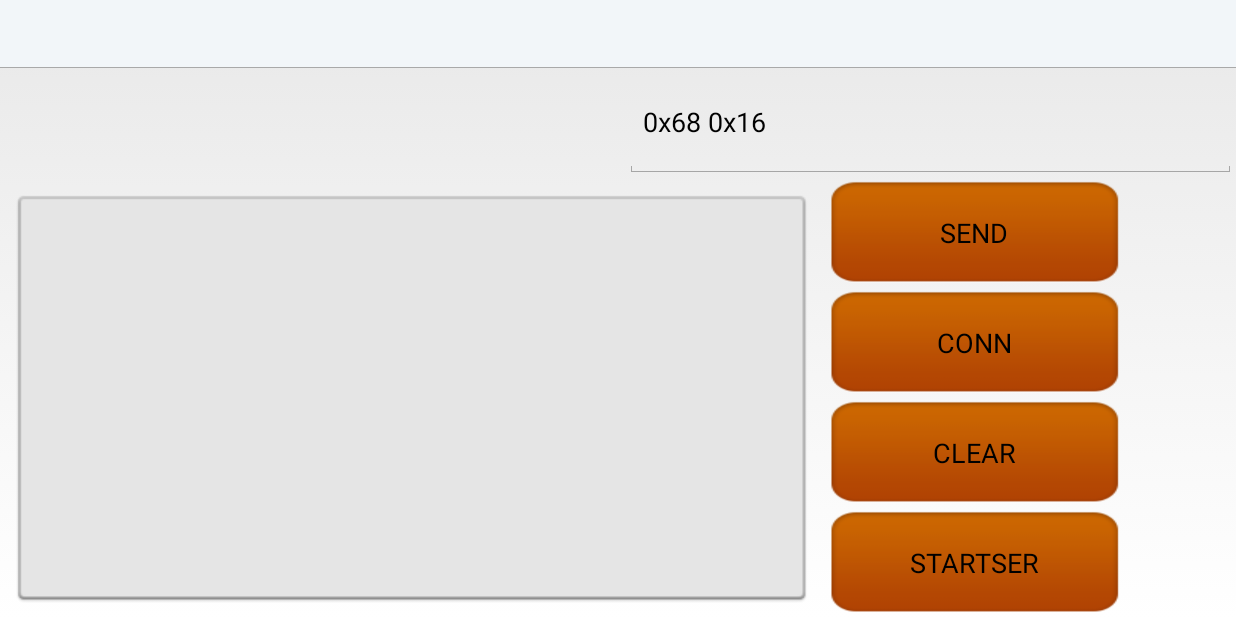
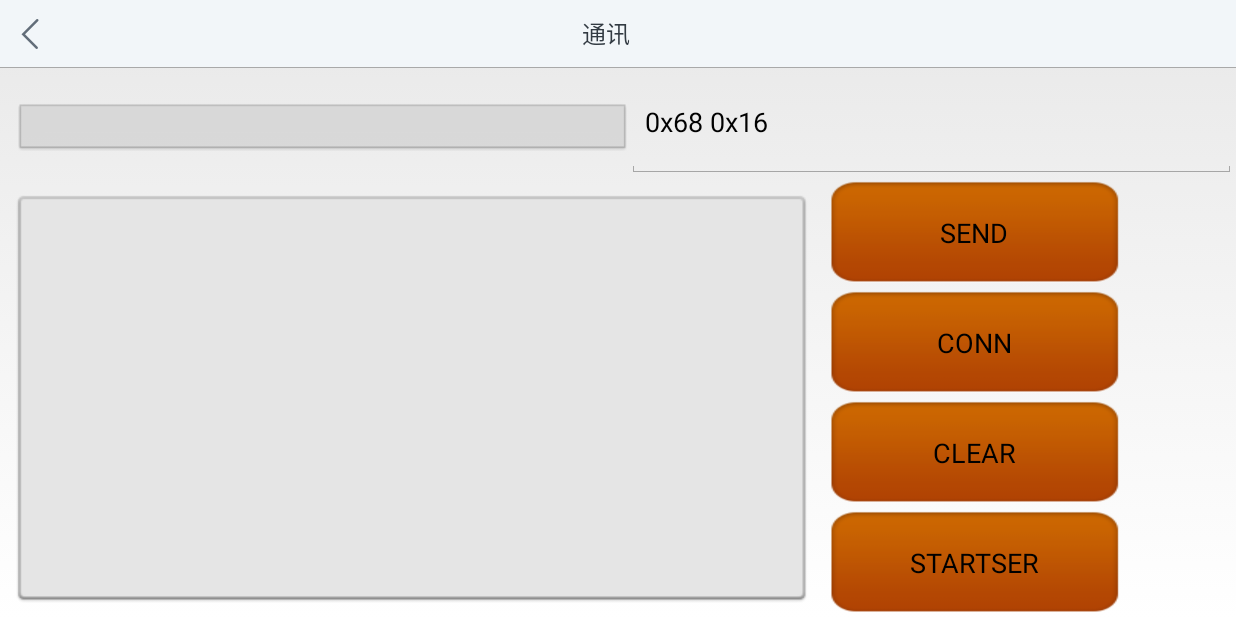
Before and after one commit to MaskCoders/SanShengDemo, an Android app: the SocketDemo screen opened directly, with no data from a screen before it, on a phone screen of 824 x 412 dp (held sideways). Run offline under Robolectric (Android 15) with nearby library versions, the phone set to English and light mode, and no system bars.

Commit message:
优化下UI

```diff
--- a/app/src/main/java/com/example/demo/view/BaseActivity.java
+++ b/app/src/main/java/com/example/demo/view/BaseActivity.java
@@ -71,6 +71,7 @@ public class BaseActivity extends Activity {
                     case MODIFY_DETAIL_VIEW:
                         ((TextView) mActionBarView.findViewById(R.id.ab_title)).setText("修改电表数据");
                         break;
+
                     default:
                         ((TextView) mActionBarView.findViewById(R.id.ab_title)).setText(R.string.company_name);
                 }
--- a/app/src/main/java/com/example/demo/view/SocketDemo.java
+++ b/app/src/main/java/com/example/demo/view/SocketDemo.java
@@ -19,7 +19,7 @@ import java.io.*;
 import java.net.ServerSocket;
 import java.net.Socket;
 
-public class SocketDemo extends Activity implements View.OnClickListener {
+public class SocketDemo extends BaseActivity implements View.OnClickListener {
     private TextView tv_msg = null;
     private TextView tv_info = null;
     private EditText ed_msg = null;
@@ -85,7 +85,7 @@ public class SocketDemo extends Activity implements View.OnClickListener {
         btn_send.setOnClickListener(this);
         btn_conn.setOnClickListener(this);
         btn_cls.setOnClickListener(this);
-        //启动线程，接收服务器发送过来的数据
+        setActionBar(SOCKET_VIEW);
     }
 
     private Message getMessage(String content,int type){
--- a/app/src/main/res/layout/home_layout.xml
+++ b/app/src/main/res/layout/home_layout.xml
@@ -7,10 +7,10 @@
                   android:orientation="horizontal">
         <TextView android:id="@+id/info" android:layout_height="wrap_content" android:layout_width="0dp"
                   android:layout_weight="1"
-                  android:background="@drawable/recipient_cc_chip_background"
+                  android:background="@drawable/chip_background"
                   android:ellipsize="marquee"
                   android:singleLine="true"
-                  android:layout_marginLeft="10dp"
+                  android:layout_marginLeft="12dp"
                   android:textSize="16sp"
                 />
         <EditText android:id="@+id/et" android:layout_width="0dp" android:layout_height="fill_parent"
```
Also changed, not shown: app/src/main/res/drawable/chip_background.9.png (added), app/src/main/res/drawable/conversation_download_all_pressed.9.png (added).
